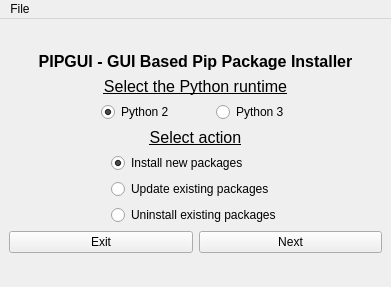
Qt form UI_Files/startScreen.ui (GDGVIT/pip-gui) before a commit.
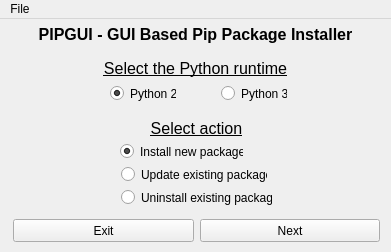
The same form after that commit.

Commit message: Layout issue fixed and PEP8 applied

```diff
--- a/UI_Files/startScreen.ui
+++ b/UI_Files/startScreen.ui
@@ -7,30 +7,34 @@
     <x>0</x>
     <y>0</y>
     <width>391</width>
-    <height>287</height>
+    <height>252</height>
    </rect>
   </property>
   <property name="minimumSize">
    <size>
     <width>391</width>
-    <height>287</height>
+    <height>252</height>
    </size>
   </property>
   <property name="maximumSize">
    <size>
-    <width>391</width>
-    <height>287</height>
+    <width>392</width>
+    <height>252</height>
    </size>
   </property>
   <property name="windowTitle">
    <string>PIP GUI</string>
   </property>
   <widget class="QWidget" name="centralwidget">
-   <layout class="QGridLayout" name="gridLayout">
-    <item row="0" column="0">
-     <layout class="QVBoxLayout" name="verticalLayout">
-      <item>
        <widget class="QLabel" name="label_5">
+    <property name="geometry">
+     <rect>
+      <x>10</x>
+      <y>0</y>
+      <width>371</width>
+      <height>31</height>
+     </rect>
+    </property>
         <property name="sizePolicy">
          <sizepolicy hsizetype="Preferred" vsizetype="Fixed">
           <horstretch>0</horstretch>
@@ -55,67 +59,21 @@
          <set>Qt::AlignCenter</set>
         </property>
         <property name="margin">
-         <number>15</number>
+     <number>0</number>
         </property>
         <property name="indent">
          <number>0</number>
         </property>
        </widget>
-      </item>
-      <item>
-       <widget class="QLabel" name="label_3">
-        <property name="sizePolicy">
-         <sizepolicy hsizetype="Preferred" vsizetype="Fixed">
-          <horstretch>0</horstretch>
-          <verstretch>0</verstretch>
-         </sizepolicy>
-        </property>
-        <property name="font">
-         <font>
-          <family>MS Shell Dlg 2</family>
-          <pointsize>12</pointsize>
-         </font>
-        </property>
-        <property name="text">
-         <string>&lt;html&gt;&lt;head/&gt;&lt;body&gt;&lt;p&gt;&lt;span style=&quot; text-decoration: underline;&quot;&gt;Select the Python runtime&lt;/span&gt;&lt;/p&gt;&lt;/body&gt;&lt;/html&gt;</string>
-        </property>
-        <property name="alignment">
-         <set>Qt::AlignCenter</set>
-        </property>
-       </widget>
-      </item>
-      <item>
-       <layout class="QHBoxLayout" name="horizontalLayout">
-        <property name="spacing">
-         <number>0</number>
-        </property>
-        <property name="leftMargin">
-         <number>50</number>
-        </property>
-        <property name="rightMargin">
-         <number>50</number>
-        </property>
-        <item>
-         <widget class="QRadioButton" name="radioPy2">
-          <property name="sizePolicy">
-           <sizepolicy hsizetype="Fixed" vsizetype="Fixed">
-            <horstretch>0</horstretch>
-            <verstretch>0</verstretch>
-           </sizepolicy>
-          </property>
-          <property name="text">
-           <string>Python 2</string>
-          </property>
-          <property name="checked">
-           <bool>true</bool>
-          </property>
-          <attribute name="buttonGroup">
-           <string notr="true">buttonGroup_2</string>
-          </attribute>
-         </widget>
-        </item>
-        <item>
          <widget class="QRadioButton" name="radioPy3">
+    <property name="geometry">
+     <rect>
+      <x>221</x>
+      <y>66</y>
+      <width>66</width>
+      <height>17</height>
+     </rect>
+    </property>
           <property name="sizePolicy">
            <sizepolicy hsizetype="Fixed" vsizetype="Fixed">
             <horstretch>0</horstretch>
@@ -129,11 +87,84 @@
            <string notr="true">buttonGroup_2</string>
           </attribute>
          </widget>
-        </item>
-       </layout>
-      </item>
-      <item>
+   <widget class="QRadioButton" name="radioPy2">
+    <property name="geometry">
+     <rect>
+      <x>110</x>
+      <y>66</y>
+      <width>66</width>
+      <height>17</height>
+     </rect>
+    </property>
+    <property name="sizePolicy">
+     <sizepolicy hsizetype="Fixed" vsizetype="Fixed">
+      <horstretch>0</horstretch>
+      <verstretch>0</verstretch>
+     </sizepolicy>
+    </property>
+    <property name="text">
+     <string>Python 2</string>
+    </property>
+    <property name="checked">
+     <bool>true</bool>
+    </property>
+    <attribute name="buttonGroup">
+     <string notr="true">buttonGroup_2</string>
+    </attribute>
+   </widget>
+   <widget class="QLabel" name="label_3">
+    <property name="geometry">
+     <rect>
+      <x>10</x>
+      <y>40</y>
+      <width>371</width>
+      <height>20</height>
+     </rect>
+    </property>
+    <property name="sizePolicy">
+     <sizepolicy hsizetype="Preferred" vsizetype="Fixed">
+      <horstretch>0</horstretch>
+      <verstretch>0</verstretch>
+     </sizepolicy>
+    </property>
+    <property name="font">
+     <font>
+      <family>MS Shell Dlg 2</family>
+      <pointsize>12</pointsize>
+     </font>
+    </property>
+    <property name="text">
+     <string>&lt;html&gt;&lt;head/&gt;&lt;body&gt;&lt;p&gt;&lt;span style=&quot; text-decoration: underline;&quot;&gt;Select the Python runtime&lt;/span&gt;&lt;/p&gt;&lt;/body&gt;&lt;/html&gt;</string>
+    </property>
+    <property name="alignment">
+     <set>Qt::AlignCenter</set>
+    </property>
+   </widget>
+   <widget class="QPushButton" name="btnNext">
+    <property name="geometry">
+     <rect>
+      <x>200</x>
+      <y>200</y>
+      <width>180</width>
+      <height>23</height>
+     </rect>
+    </property>
+    <property name="cursor">
+     <cursorShape>PointingHandCursor</cursorShape>
+    </property>
+    <property name="text">
+     <string>Next</string>
+    </property>
+   </widget>
        <widget class="QLabel" name="label_4">
+    <property name="geometry">
+     <rect>
+      <x>12</x>
+      <y>100</y>
+      <width>369</width>
+      <height>19</height>
+     </rect>
+    </property>
         <property name="sizePolicy">
          <sizepolicy hsizetype="Preferred" vsizetype="Fixed">
           <horstretch>0</horstretch>
@@ -153,38 +184,15 @@
          <set>Qt::AlignCenter</set>
         </property>
        </widget>
-      </item>
-      <item>
-       <layout class="QHBoxLayout" name="horizontalLayout_5">
-        <property name="leftMargin">
-         <number>0</number>
-        </property>
-        <property name="topMargin">
-         <number>0</number>
-        </property>
-        <item>
-         <spacer name="horizontalSpacer">
-          <property name="orientation">
-           <enum>Qt::Horizontal</enum>
-          </property>
-          <property name="sizeHint" stdset="0">
-           <size>
-            <width>40</width>
-            <height>20</height>
-           </size>
-          </property>
-         </spacer>
-        </item>
-        <item>
-         <layout class="QVBoxLayout" name="verticalLayout_2" stretch="0,0,0">
-          <property name="sizeConstraint">
-           <enum>QLayout::SetDefaultConstraint</enum>
-          </property>
-          <property name="bottomMargin">
-           <number>0</number>
-          </property>
-          <item>
            <widget class="QRadioButton" name="radioInstall">
+    <property name="geometry">
+     <rect>
+      <x>120</x>
+      <y>124</y>
+      <width>123</width>
+      <height>17</height>
+     </rect>
+    </property>
             <property name="sizePolicy">
              <sizepolicy hsizetype="Fixed" vsizetype="Fixed">
               <horstretch>0</horstretch>
@@ -201,9 +209,31 @@
              <string notr="true">buttonGroup</string>
             </attribute>
            </widget>
-          </item>
-          <item>
+   <widget class="QPushButton" name="btnExit">
+    <property name="geometry">
+     <rect>
+      <x>13</x>
+      <y>200</y>
+      <width>181</width>
+      <height>23</height>
+     </rect>
+    </property>
+    <property name="cursor">
+     <cursorShape>PointingHandCursor</cursorShape>
+    </property>
+    <property name="text">
+     <string>Exit</string>
+    </property>
+   </widget>
            <widget class="QRadioButton" name="radioUpdate">
+    <property name="geometry">
+     <rect>
+      <x>121</x>
+      <y>147</y>
+      <width>146</width>
+      <height>17</height>
+     </rect>
+    </property>
             <property name="sizePolicy">
              <sizepolicy hsizetype="Fixed" vsizetype="Fixed">
               <horstretch>0</horstretch>
@@ -217,9 +247,15 @@
              <string notr="true">buttonGroup</string>
             </attribute>
            </widget>
-          </item>
-          <item>
            <widget class="QRadioButton" name="radioUninstall">
+    <property name="geometry">
+     <rect>
+      <x>121</x>
+      <y>170</y>
+      <width>151</width>
+      <height>17</height>
+     </rect>
+    </property>
             <property name="sizePolicy">
              <sizepolicy hsizetype="Fixed" vsizetype="Fixed">
               <horstretch>0</horstretch>
@@ -233,51 +269,6 @@
              <string notr="true">buttonGroup</string>
             </attribute>
            </widget>
-          </item>
-         </layout>
-        </item>
-        <item>
-         <spacer name="horizontalSpacer_2">
-          <property name="orientation">
-           <enum>Qt::Horizontal</enum>
-          </property>
-          <property name="sizeHint" stdset="0">
-           <size>
-            <width>40</width>
-            <height>20</height>
-           </size>
-          </property>
-         </spacer>
-        </item>
-       </layout>
-      </item>
-      <item>
-       <layout class="QHBoxLayout" name="horizontalLayout_4">
-        <item>
-         <widget class="QPushButton" name="btnExit">
-          <property name="cursor">
-           <cursorShape>PointingHandCursor</cursorShape>
-          </property>
-          <property name="text">
-           <string>Exit</string>
-          </property>
-         </widget>
-        </item>
-        <item>
-         <widget class="QPushButton" name="btnNext">
-          <property name="cursor">
-           <cursorShape>PointingHandCursor</cursorShape>
-          </property>
-          <property name="text">
-           <string>Next</string>
-          </property>
-         </widget>
-        </item>
-       </layout>
-      </item>
-     </layout>
-    </item>
-   </layout>
   </widget>
   <widget class="QMenuBar" name="menubar">
    <property name="geometry">
```
Left out of the diff: 2 changed lines with no effect on the pictures. Lines whose indentation alone changed are shown as unchanged. The commit also changes 9 other files.
